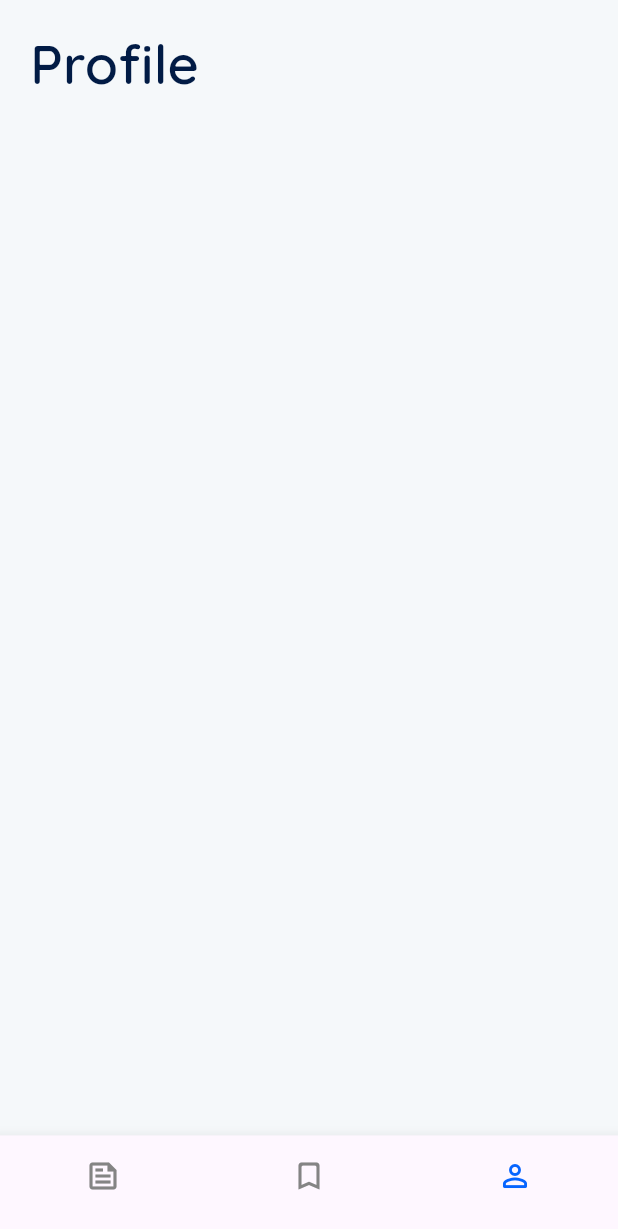
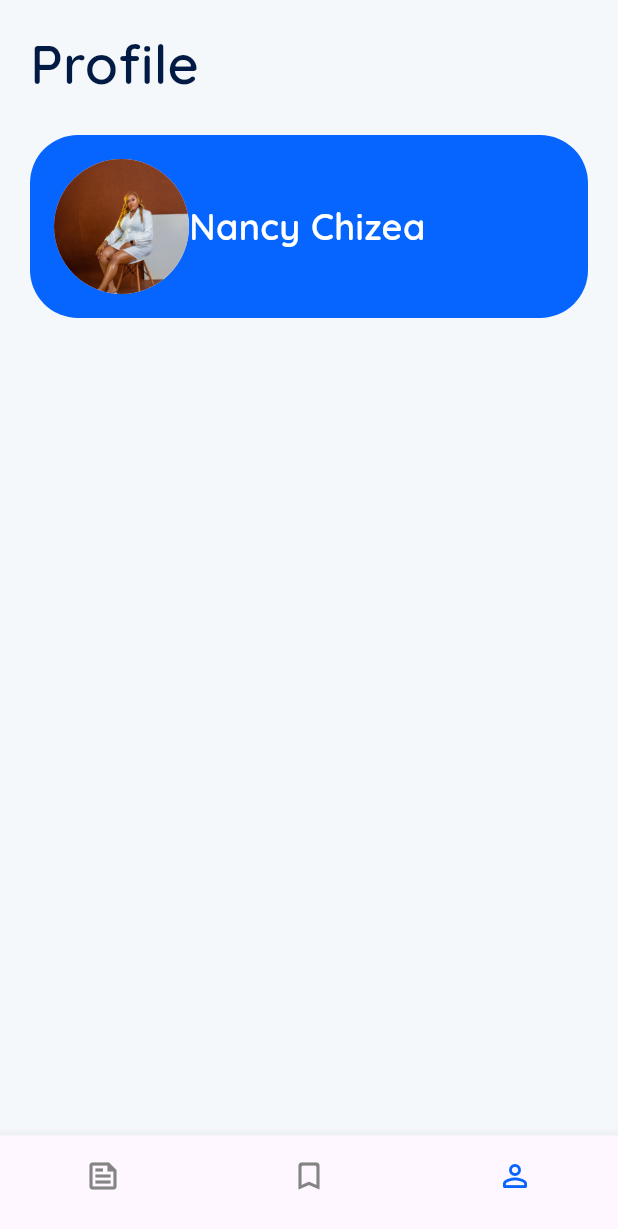
Before and after one commit to scorpiobish/article_daily, a Flutter app: the screen it shows after launch, item 3 of the bottom bar chosen, on a phone screen of 412 x 824 dp. Shown: the top 1229 px of the screen. Run offline on Flutter 3.47's test engine with Material 3 defaults, Android fonts, the phone set to English and light mode, and no system bars; our stand-ins replace google_fonts.

Commit message:
Add Avatar And Name To Profile Page

```diff
--- a/lib/general.dart
+++ b/lib/general.dart
@@ -5,6 +5,8 @@ import 'package:flutter/material.dart';
 import 'package:google_fonts/google_fonts.dart';
 
 class General extends StatefulWidget {
+  const General({super.key});
+
   @override
   State<General> createState() => _GeneralState();
 }
--- a/lib/profile.dart
+++ b/lib/profile.dart
@@ -2,7 +2,7 @@ import 'package:google_fonts/google_fonts.dart';
 import 'package:flutter/material.dart';
 
 class Profile extends StatelessWidget {
-  const Profile({Key? key}) : super(key: key);
+  const Profile({super.key});
 
   @override
   Widget build(BuildContext context) {
@@ -12,8 +12,7 @@ class Profile extends StatelessWidget {
           child: Padding(
             padding: const EdgeInsets.all(20.0),
             child: SafeArea(
-                child: Column(
-                  children: [
+              child: Column(children: [
                 Align(
                   alignment: Alignment.topLeft,
                   child: Text(
@@ -27,9 +26,36 @@ class Profile extends StatelessWidget {
                     ),
                   ),
                 ),
+                SizedBox(height: 25.0),
+                Align(
+                    alignment: Alignment.topLeft,
+                    child: Container(
+                      padding: const EdgeInsets.all(16.0),
+                      decoration: BoxDecoration(
+                        borderRadius: BorderRadius.circular(32),
+                        color: Color(0xff0665FF),
+                        //  Align(
+                        //   alignment: Alignment.centerLeft,
+                      ),
+                      child: Row(
+                        children: [
+                          CircleAvatar(
+                            radius: 45,
+                            backgroundImage: AssetImage('assets/avatar.jpeg'),
+                          ),
+                          Text('Nancy Chizea', style: GoogleFonts.quicksand(
+                      textStyle: const TextStyle(
+                          fontSize: 24,
+                          fontWeight: FontWeight.w600,
+                          height: 45 / 36,
+                          color: Colors.white),
+                    ),),
                         ],
                       ),
                     )),
+              ]),
+            ),
+          ),
         ));
   }
 }
--- a/lib/splash.dart
+++ b/lib/splash.dart
@@ -6,8 +6,8 @@ import 'general.dart';
 
 class Splash extends StatefulWidget {
   const Splash({
-    Key? key,
-  }) : super(key: key);
+    super.key,
+  });
 
   @override
   State<Splash> createState() => _SplashState();
--- a/lib/todays_articles.dart
+++ b/lib/todays_articles.dart
@@ -2,7 +2,7 @@ import 'package:flutter/material.dart';
 import 'package:google_fonts/google_fonts.dart';
 
 class TodaysArticles extends StatelessWidget {
-  const TodaysArticles({Key? key}) : super(key: key);
+  const TodaysArticles({super.key});
 
   @override
   Widget build(BuildContext context) {
--- a/pubspec.yaml
+++ b/pubspec.yaml
@@ -61,7 +61,8 @@ flutter:
   uses-material-design: true
 
   assets:
-   - assets/background.png
+    - assets/background.png
+    - assets/avatar.jpeg
 
   # An image asset can refer to one or more resolution-specific "variants", see
   # https://flutter.dev/to/resolution-aware-images
```
Also changed, not shown: assets/avatar.jpeg (added), assets/avatar.png (added), 1 other file. Lines whose indentation alone changed are shown as unchanged.
